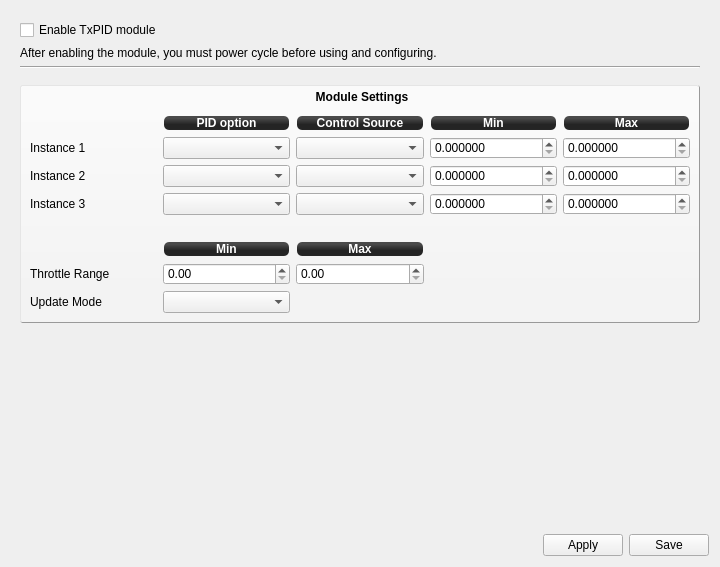
Qt form ground/openpilotgcs/src/plugins/config/txpid.ui (openpilot/OpenPilot) before a commit.
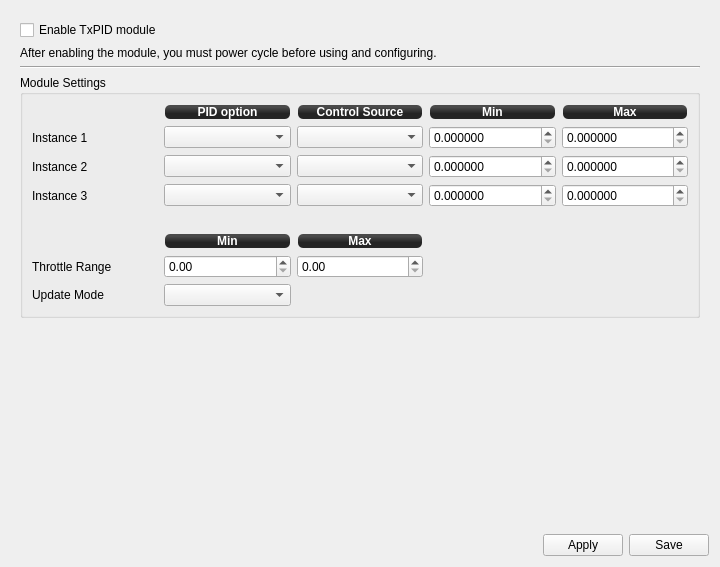
The same form after that commit.

Commit message: Remove the custom stylesheet from the txpid .ui group boxes

```diff
--- a/ground/openpilotgcs/src/plugins/config/txpid.ui
+++ b/ground/openpilotgcs/src/plugins/config/txpid.ui
@@ -27,8 +27,8 @@
        <rect>
         <x>0</x>
         <y>0</y>
-        <width>702</width>
-        <height>489</height>
+        <width>696</width>
+        <height>475</height>
        </rect>
       </property>
       <layout class="QVBoxLayout" name="verticalLayout_2">
@@ -66,22 +66,6 @@
          </property>
         </widget>
        </item>
-       <item>
-        <spacer name="verticalSpacer_2">
-         <property name="orientation">
-          <enum>Qt::Vertical</enum>
-         </property>
-         <property name="sizeType">
-          <enum>QSizePolicy::Preferred</enum>
-         </property>
-         <property name="sizeHint" stdset="0">
-          <size>
-           <width>20</width>
-           <height>10</height>
-          </size>
-         </property>
-        </spacer>
-       </item>
        <item>
         <widget class="QGroupBox" name="groupBox_6">
          <property name="sizePolicy">
@@ -96,28 +80,11 @@
            <height>100</height>
           </size>
          </property>
-         <property name="styleSheet">
-          <string notr="true">#groupBox_6{
-background-color: qlineargradient(spread:pad, x1:0.507, y1:0.869318, x2:0.507, y2:0.0965909, stop:0 rgba(243, 243, 243, 255), stop:1 rgba(250, 250, 250, 255));
-border: 1px outset #999;
-border-radius: 3;
-font:bold;
-}
-
-QGroupBox::title {
-     subcontrol-origin: margin;
-     subcontrol-position: top center; /* position at the top center */
-     padding: 0 3px;
-     background-color: qlineargradient(x1: 0, y1: 0, x2: 0, y2: 1,
-                                       stop: 0 #FFOECE, stop: 1 #FFFFFF);
-	top: 5px;
- }</string>
-         </property>
          <property name="title">
           <string>Module Settings</string>
          </property>
          <layout class="QGridLayout" name="gridLayout">
-          <item row="1" column="1">
+          <item row="0" column="1">
            <widget class="QLabel" name="label_51">
             <property name="styleSheet">
              <string notr="true">background-color: qlineargradient(spread:reflect, x1:0.507, y1:0, x2:0.507, y2:0.772, stop:0.208955 rgba(74, 74, 74, 255), stop:0.78607 rgba(36, 36, 36, 255));
@@ -134,7 +101,7 @@
             </property>
            </widget>
           </item>
-          <item row="1" column="2">
+          <item row="0" column="2">
            <widget class="QLabel" name="label_50">
             <property name="styleSheet">
              <string notr="true">background-color: qlineargradient(spread:reflect, x1:0.507, y1:0, x2:0.507, y2:0.772, stop:0.208955 rgba(74, 74, 74, 255), stop:0.78607 rgba(36, 36, 36, 255));
@@ -151,7 +118,7 @@
             </property>
            </widget>
           </item>
-          <item row="1" column="3">
+          <item row="0" column="3">
            <widget class="QLabel" name="label_49">
             <property name="styleSheet">
              <string notr="true">background-color: qlineargradient(spread:reflect, x1:0.507, y1:0, x2:0.507, y2:0.772, stop:0.208955 rgba(74, 74, 74, 255), stop:0.78607 rgba(36, 36, 36, 255));
@@ -168,7 +135,7 @@
             </property>
            </widget>
           </item>
-          <item row="1" column="4">
+          <item row="0" column="4">
            <widget class="QLabel" name="label">
             <property name="styleSheet">
              <string notr="true">background-color: qlineargradient(spread:reflect, x1:0.507, y1:0, x2:0.507, y2:0.772, stop:0.208955 rgba(74, 74, 74, 255), stop:0.78607 rgba(36, 36, 36, 255));
@@ -185,14 +152,14 @@
             </property>
            </widget>
           </item>
-          <item row="2" column="0">
+          <item row="1" column="0">
            <widget class="QLabel" name="label_47">
             <property name="text">
              <string>Instance 1</string>
             </property>
            </widget>
           </item>
-          <item row="2" column="1">
+          <item row="1" column="1">
            <widget class="QComboBox" name="PID1">
             <property name="focusPolicy">
              <enum>Qt::StrongFocus</enum>
@@ -203,7 +170,7 @@
             </property>
            </widget>
           </item>
-          <item row="2" column="2">
+          <item row="1" column="2">
            <widget class="QComboBox" name="Input1">
             <property name="focusPolicy">
              <enum>Qt::StrongFocus</enum>
@@ -226,7 +193,7 @@
             </property>
            </widget>
           </item>
-          <item row="2" column="3">
+          <item row="1" column="3">
            <widget class="QDoubleSpinBox" name="MinPID1">
             <property name="focusPolicy">
              <enum>Qt::StrongFocus</enum>
@@ -243,7 +210,7 @@
             </property>
            </widget>
           </item>
-          <item row="2" column="4">
+          <item row="1" column="4">
            <widget class="QDoubleSpinBox" name="MaxPID1">
             <property name="focusPolicy">
              <enum>Qt::StrongFocus</enum>
@@ -260,14 +227,14 @@
             </property>
            </widget>
           </item>
-          <item row="3" column="0">
+          <item row="2" column="0">
            <widget class="QLabel" name="label_48">
             <property name="text">
              <string>Instance 2</string>
             </property>
            </widget>
           </item>
-          <item row="3" column="1">
+          <item row="2" column="1">
            <widget class="QComboBox" name="PID2">
             <property name="focusPolicy">
              <enum>Qt::StrongFocus</enum>
@@ -278,7 +245,7 @@
             </property>
            </widget>
           </item>
-          <item row="3" column="2">
+          <item row="2" column="2">
            <widget class="QComboBox" name="Input2">
             <property name="focusPolicy">
              <enum>Qt::StrongFocus</enum>
@@ -301,7 +268,7 @@
             </property>
            </widget>
           </item>
-          <item row="3" column="3">
+          <item row="2" column="3">
            <widget class="QDoubleSpinBox" name="MinPID2">
             <property name="focusPolicy">
              <enum>Qt::StrongFocus</enum>
@@ -318,7 +285,7 @@
             </property>
            </widget>
           </item>
-          <item row="3" column="4">
+          <item row="2" column="4">
            <widget class="QDoubleSpinBox" name="MaxPID2">
             <property name="focusPolicy">
              <enum>Qt::StrongFocus</enum>
@@ -335,14 +302,14 @@
             </property>
            </widget>
           </item>
-          <item row="4" column="0">
+          <item row="3" column="0">
            <widget class="QLabel" name="label_52">
             <property name="text">
              <string>Instance 3</string>
             </property>
            </widget>
           </item>
-          <item row="4" column="1">
+          <item row="3" column="1">
            <widget class="QComboBox" name="PID3">
             <property name="focusPolicy">
              <enum>Qt::StrongFocus</enum>
@@ -353,7 +320,7 @@
             </property>
            </widget>
           </item>
-          <item row="4" column="2">
+          <item row="3" column="2">
            <widget class="QComboBox" name="Input3">
             <property name="focusPolicy">
              <enum>Qt::StrongFocus</enum>
@@ -376,7 +343,7 @@
             </property>
            </widget>
           </item>
-          <item row="4" column="3">
+          <item row="3" column="3">
            <widget class="QDoubleSpinBox" name="MinPID3">
             <property name="focusPolicy">
              <enum>Qt::StrongFocus</enum>
@@ -393,7 +360,7 @@
             </property>
            </widget>
           </item>
-          <item row="4" column="4">
+          <item row="3" column="4">
            <widget class="QDoubleSpinBox" name="MaxPID3">
             <property name="focusPolicy">
              <enum>Qt::StrongFocus</enum>
@@ -410,14 +377,14 @@
             </property>
            </widget>
           </item>
-          <item row="8" column="0">
+          <item row="7" column="0">
            <widget class="QLabel" name="label_2">
             <property name="text">
              <string>Update Mode</string>
             </property>
            </widget>
           </item>
-          <item row="8" column="1">
+          <item row="7" column="1">
            <widget class="QComboBox" name="UpdateMode">
             <property name="focusPolicy">
              <enum>Qt::StrongFocus</enum>
@@ -436,14 +403,14 @@
             </property>
            </widget>
           </item>
-          <item row="7" column="0">
+          <item row="6" column="0">
            <widget class="QLabel" name="label_3">
             <property name="text">
              <string>Throttle Range</string>
             </property>
            </widget>
           </item>
-          <item row="7" column="1">
+          <item row="6" column="1">
            <widget class="QDoubleSpinBox" name="ThrottleMin">
             <property name="focusPolicy">
              <enum>Qt::StrongFocus</enum>
@@ -459,7 +426,7 @@
             </property>
            </widget>
           </item>
-          <item row="7" column="2">
+          <item row="6" column="2">
            <widget class="QDoubleSpinBox" name="ThrottleMax">
             <property name="focusPolicy">
              <enum>Qt::StrongFocus</enum>
@@ -475,7 +442,7 @@
             </property>
            </widget>
           </item>
-          <item row="6" column="1">
+          <item row="5" column="1">
            <widget class="QLabel" name="label_4">
             <property name="styleSheet">
              <string notr="true">background-color: qlineargradient(spread:reflect, x1:0.507, y1:0, x2:0.507, y2:0.772, stop:0.208955 rgba(74, 74, 74, 255), stop:0.78607 rgba(36, 36, 36, 255));
@@ -492,7 +459,7 @@
             </property>
            </widget>
           </item>
-          <item row="6" column="2">
+          <item row="5" column="2">
            <widget class="QLabel" name="label_5">
             <property name="styleSheet">
              <string notr="true">background-color: qlineargradient(spread:reflect, x1:0.507, y1:0, x2:0.507, y2:0.772, stop:0.208955 rgba(74, 74, 74, 255), stop:0.78607 rgba(36, 36, 36, 255));
@@ -509,20 +476,7 @@
             </property>
            </widget>
           </item>
-          <item row="0" column="2">
-           <spacer name="verticalSpacer_4">
-            <property name="orientation">
-             <enum>Qt::Vertical</enum>
-            </property>
-            <property name="sizeHint" stdset="0">
-             <size>
-              <width>20</width>
-              <height>20</height>
-             </size>
-            </property>
-           </spacer>
-          </item>
-          <item row="5" column="1">
+          <item row="4" column="1">
            <spacer name="verticalSpacer_3">
             <property name="orientation">
              <enum>Qt::Vertical</enum>
```
